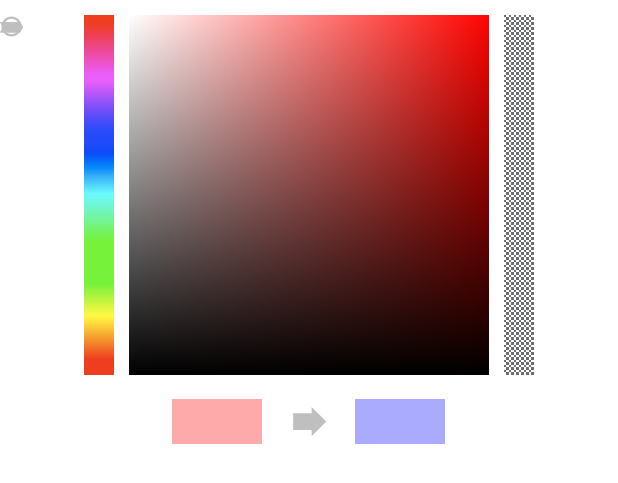
After one commit to quincytann/PlaneGeometrySketchpad, an Android app: the layout color_picker_dialog.xml on its own in the app's theme, with its tools: preview values and no code run, on a phone screen of 412 x 824 dp. The commit adds this screen. Shown: the top 483 px of the screen. Run offline under Robolectric (Android 15) with nearby library versions, the phone set to English and light mode, and no system bars.

Commit message:
初步实现取色器功能

```diff
--- /dev/null
+++ b/app/src/main/java/com/example/planegeometry/colorpicker/ColorPlateView.kt
@@ -0,0 +1,66 @@
+package com.example.planegeometry.colorpicker
+
+import android.annotation.SuppressLint
+import android.content.Context
+import android.graphics.*
+import android.util.AttributeSet
+import android.view.View
+
+
+class ColorPlateView @JvmOverloads constructor(
+    context: Context?,
+    attrs: AttributeSet?,
+    defStyleAttr: Int = 0
+) : View(context, attrs, defStyleAttr) {
+    private var mPaint: Paint? = null
+    private var mShaderVertical: LinearGradient? = null
+    private val HSV = floatArrayOf(1f, 1f, 1f)
+
+    @SuppressLint("DrawAllocation")
+    override fun onDraw(canvas: Canvas) {
+        super.onDraw(canvas)
+        if (mPaint == null) {
+            mPaint = Paint()
+            mShaderVertical = LinearGradient(
+                0f,
+                0f,
+                0f,
+                this.measuredHeight.toFloat(),
+                -0x1,
+                -0x1000000,
+                Shader.TileMode.CLAMP
+            ) //线性渐变
+        }
+        val rgb = Color.HSVToColor(HSV)
+        val shaderHorizontal: LinearGradient =
+            LinearGradient(0f, 0f, this.measuredWidth.toFloat(), 0f, -0x1, rgb, Shader.TileMode.CLAMP)
+        val composeShader =
+            ComposeShader(mShaderVertical!!, shaderHorizontal, PorterDuff.Mode.MULTIPLY) //混合渐变
+        mPaint!!.shader = composeShader
+        canvas.drawRect(
+            0f,
+            0f,
+            this.measuredWidth.toFloat(),
+            this.measuredHeight.toFloat(),
+            mPaint!!
+        )
+    }
+
+    /**
+     * 设置色彩
+     *
+     * @param hue
+     */
+    fun setHue(hue: Float) {
+        HSV[0] = hue
+        invalidate()
+    }
+
+    companion object {
+        private val TAG = ColorPlateView::class.java.name
+    }
+
+    init {
+        setLayerType(LAYER_TYPE_SOFTWARE, null)
+    }
+}
--- a/app/src/main/java/com/example/planegeometry/views/BoardView.kt
+++ b/app/src/main/java/com/example/planegeometry/views/BoardView.kt
@@ -79,6 +79,10 @@ class BoardView @JvmOverloads constructor(
         paint = if (mode == ERASER) eraserPaint else drawPaint
         path.reset()
         clickTimes = 0
+    }
+
+    fun setPaintColor(color: Int) {
+        paint.color = color
     }
 
     fun clearDraw() {
--- /dev/null
+++ b/app/src/main/res/drawable-xxhdpi/alpha_bottom_drawable.xml
@@ -0,0 +1,7 @@
+<?xml version="1.0" encoding="utf-8"?>
+<bitmap xmlns:android="http://schemas.android.com/apk/res/android"
+    android:src="@drawable/alpha_bottom"
+        android:tileMode="repeat"
+    >
+
+</bitmap>
--- /dev/null
+++ b/app/src/main/res/drawable-xxhdpi/color_arrow.xml
@@ -0,0 +1,9 @@
+<vector xmlns:android="http://schemas.android.com/apk/res/android"
+        android:width="48dp"
+        android:height="48dp"
+        android:viewportHeight="1024.0"
+        android:viewportWidth="1024.0">
+    <path
+        android:fillColor="#bfbfbf"
+        android:pathData="M583.2,322.7v-142.2l334.2,333.7 -334.2,333.7v-142.1h-419.9v-383z"/>
+</vector>
--- /dev/null
+++ b/app/src/main/res/drawable-xxhdpi/cursor.xml
@@ -0,0 +1,9 @@
+<vector xmlns:android="http://schemas.android.com/apk/res/android"
+        android:width="15dp"
+        android:height="15dp"
+        android:viewportHeight="1024.0"
+        android:viewportWidth="1702.0">
+    <path
+        android:fillColor="#bfbfbf"
+        android:pathData="M1701.4,541.2 L1471.3,306.6 0,306.6 216.8,540.6 0,776 1471.3,776Z"/>
+</vector>
--- /dev/null
+++ b/app/src/main/res/drawable-xxhdpi/img_plate_cursor.xml
@@ -0,0 +1,4 @@
+<vector android:height="15dp" android:viewportHeight="1024.0"
+    android:viewportWidth="1024.0" android:width="15dp" xmlns:android="http://schemas.android.com/apk/res/android">
+    <path android:fillColor="#bfbfbf" android:pathData="M512,65.8c-246.4,0 -446.2,199.8 -446.2,446.2s199.8,446.2 446.2,446.2c246.4,0 446.2,-199.8 446.2,-446.2S758.4,65.8 512,65.8zM755.1,755.1c-31.6,31.6 -68.4,56.4 -109.3,73.7 -42.3,17.9 -87.3,27 -133.8,27 -46.5,0 -91.5,-9.1 -133.8,-27 -40.9,-17.3 -77.7,-42.1 -109.3,-73.7s-56.4,-68.4 -73.7,-109.3c-17.9,-42.3 -27,-87.3 -27,-133.8 0,-46.5 9.1,-91.5 27,-133.8 17.3,-40.9 42.1,-77.7 73.7,-109.3 31.6,-31.6 68.4,-56.4 109.3,-73.7 42.3,-17.9 87.3,-27 133.8,-27 46.5,0 91.5,9.1 133.8,27 40.9,17.3 77.7,42.1 109.3,73.7 31.6,31.6 56.4,68.4 73.7,109.3 17.9,42.3 27,87.3 27,133.8 0,46.5 -9.1,91.5 -27,133.8C811.5,686.7 786.7,723.5 755.1,755.1z"/>
+</vector>
--- /dev/null
+++ b/app/src/main/res/layout/color_picker_dialog.xml
@@ -0,0 +1,121 @@
+<?xml version="1.0" encoding="utf-8"?>
+<RelativeLayout
+    xmlns:android="http://schemas.android.com/apk/res/android"
+    android:id="@+id/container"
+    android:layout_width="match_parent"
+    android:layout_height="match_parent"
+    android:paddingTop="@dimen/space"
+    >
+
+
+    <ImageView
+        android:id="@+id/img_hue"
+        android:layout_width="@dimen/hue_alpha_width"
+        android:layout_height="@dimen/hsv_height"
+        android:layout_marginRight="@dimen/space"
+        android:layout_toLeftOf="@+id/color_plate"
+        android:scaleType="fitXY"
+        android:src="@drawable/hue_list"
+
+        />
+
+    <ImageView
+        android:id="@+id/img_alpha_bottom"
+        android:layout_width="@dimen/hue_alpha_width"
+        android:layout_height="@dimen/hsv_height"
+        android:layout_marginLeft="@dimen/space"
+        android:layout_toRightOf="@+id/color_plate"
+        android:scaleType="fitXY"
+        android:src="@drawable/alpha_bottom_drawable"
+        />
+
+
+    <View
+        android:id="@+id/view_overlay"
+        android:layout_width="@dimen/hue_alpha_width"
+        android:layout_height="@dimen/hsv_height"
+        android:layout_marginLeft="@dimen/space"
+        android:layout_toRightOf="@+id/color_plate"
+        />
+
+    <RelativeLayout
+        android:layout_width="match_parent"
+        android:layout_height="wrap_content"
+        android:layout_below="@+id/color_plate"
+        android:layout_marginTop="@dimen/activity_horizontal_margin"
+        >
+
+        <View
+            android:layout_width="@dimen/show_width"
+            android:layout_height="@dimen/show_height"
+            android:layout_marginRight="@dimen/activity_horizontal_margin"
+            android:layout_toLeftOf="@+id/color_arrow"
+            android:background="@drawable/alpha_bottom_drawable"
+            />
+
+        <View
+            android:id="@+id/view_old_color"
+            android:layout_width="@dimen/show_width"
+            android:layout_height="@dimen/show_height"
+            android:layout_marginRight="@dimen/activity_horizontal_margin"
+            android:layout_toLeftOf="@+id/color_arrow"
+            android:background="#faa"
+            />
+
+        <ImageView
+            android:id="@+id/color_arrow"
+            android:layout_width="@dimen/show_height"
+            android:layout_height="@dimen/show_height"
+            android:layout_centerInParent="true"
+            android:src="@drawable/color_arrow"
+            />
+
+        <View
+            android:layout_width="@dimen/show_width"
+            android:layout_height="@dimen/show_height"
+            android:layout_marginLeft="@dimen/activity_horizontal_margin"
+            android:layout_toRightOf="@+id/color_arrow"
+            android:background="@drawable/alpha_bottom_drawable"
+
+            />
+
+        <View
+            android:id="@+id/view_new_color"
+            android:layout_width="@dimen/show_width"
+            android:layout_height="@dimen/show_height"
+            android:layout_marginLeft="@dimen/activity_horizontal_margin"
+            android:layout_toRightOf="@+id/color_arrow"
+            android:background="#aaf"
+            />
+    </RelativeLayout>
+
+    <ImageView
+        android:id="@+id/hue_cursor"
+        android:layout_width="15dp"
+        android:layout_height="15dp"
+        android:scaleType="matrix"
+        android:src="@drawable/cursor"/>
+
+    <ImageView
+        android:id="@+id/alpha_Cursor"
+        android:layout_width="15dp"
+        android:layout_height="15dp"
+        android:scaleType="matrix"
+        android:src="@drawable/cursor"/>
+
+
+    <com.example.planegeometry.colorpicker.ColorPlateView
+        android:id="@+id/color_plate"
+        android:layout_width="240dp"
+        android:layout_height="240dp"
+        android:layout_centerHorizontal="true"
+        />
+
+    <ImageView
+        android:id="@+id/plate_cursor"
+        android:layout_width="15dp"
+        android:layout_height="15dp"
+        android:scaleType="matrix"
+        android:src="@drawable/img_plate_cursor"/>
+
+</RelativeLayout>
--- /dev/null
+++ b/app/src/main/res/values/dimens.xml
@@ -0,0 +1,13 @@
+<resources>
+    <!-- Default screen margins, per the Android Design guidelines. -->
+    <dimen name="activity_horizontal_margin">16dp</dimen>
+    <dimen name="activity_vertical_margin">16dp</dimen>
+    <dimen name="hsv_height">240dp</dimen>
+    <dimen name="hsv_width">240dp</dimen>
+    <dimen name="hue_width">30dp</dimen>
+    <dimen name="show_width">60dp</dimen>
+    <dimen name="show_height">30dp</dimen>
+    <dimen name="space">10dp</dimen>
+    <dimen name="hue_alpha_width">20dp</dimen>
+
+</resources>
--- a/app/src/main/res/values/strings.xml
+++ b/app/src/main/res/values/strings.xml
@@ -4,7 +4,7 @@
     <string name="dummy_content">DUMMY\nCONTENT</string>
 
     <string name="menu_items_pen">笔</string>
-    <string name="menu_items_color">取色</string>
+    <string name="menu_items_color">取色器</string>
     <string name="menu_items_clear">清屏</string>
     <string name="menu_items_eraser">橡皮擦</string>
     <string name="menu_items_segment">线段</string>
@@ -22,4 +22,8 @@
     <string name="toast_save_fail">保存失败</string>
     <string name="toast_no_file_read_and_write_permission">无文件读写权限</string>
 
+    <string name="dialog_title">请选择颜色</string>
+    <string name="dialog_positive">确认</string>
+    <string name="dialog_negative">取消</string>
+
 </resources>
```
Also changed, not shown: app/src/main/java/com/example/planegeometry/MainActivity.kt (+22 -2 lines), app/src/main/java/com/example/planegeometry/colorpicker/ColorPickerDialog.kt (added, +309 -0 lines), app/src/main/java/com/example/planegeometry/colorpicker/OnColorPickerListener.kt (added, +7 -0 lines), app/src/main/res/drawable-xxhdpi/alpha_bottom.png (added), app/src/main/res/drawable-xxhdpi/hue_list.png (added).
